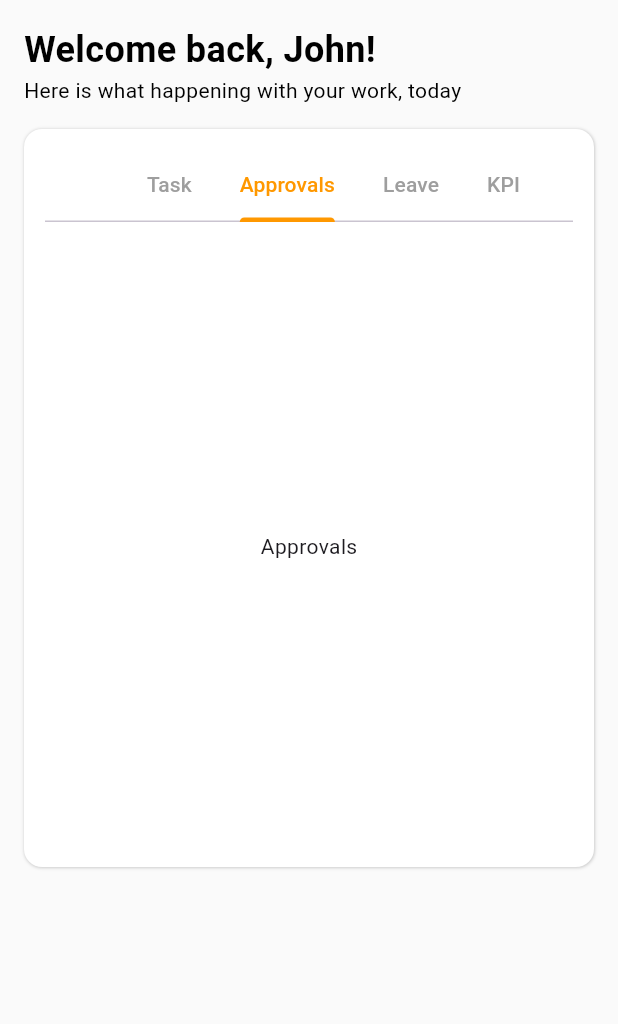
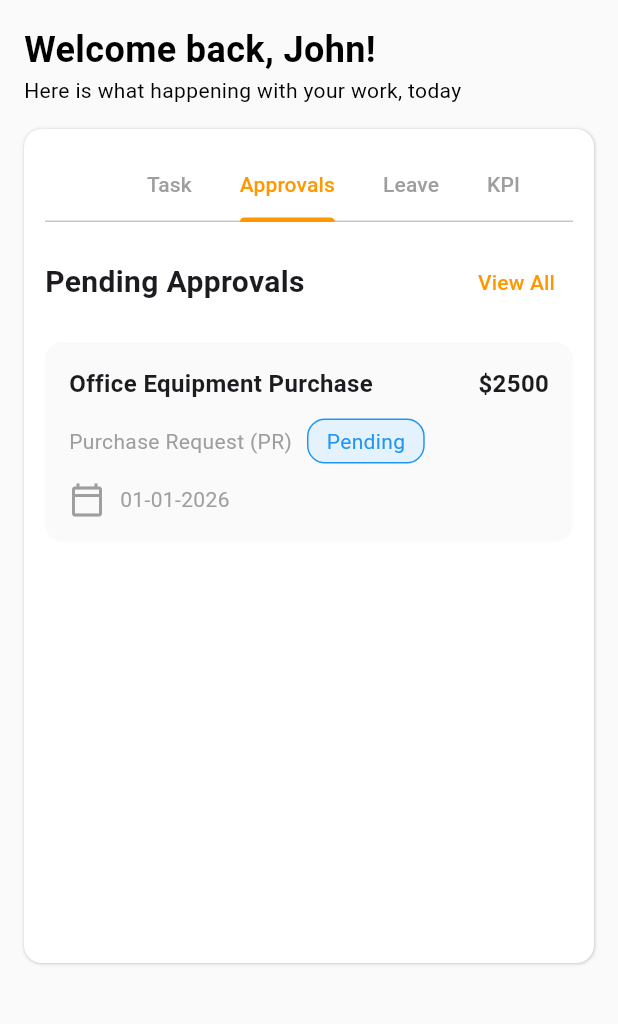
Before and after one commit to nithnoem/Flutter_Learning, a Flutter app: the HomeScreen screen opened by its route, tab 2 chosen, on a phone screen of 412 x 824 dp, the part 84-1108 px from its top. Run offline on Flutter 3.47's test engine with Material 3 defaults, Android fonts, the phone set to English and light mode, and no system bars; our stand-ins replace get.

Commit message:
Front-End: build approvals request card interface

```diff
--- a/udoo_erp/lib/screens/home_screen.dart
+++ b/udoo_erp/lib/screens/home_screen.dart
@@ -1,4 +1,5 @@
 import 'package:flutter/material.dart';
+import 'package:udoo_erp/widgets/approval_card.dart';
 import 'package:udoo_erp/widgets/task_card_widget.dart';
 
 class HomeScreen extends StatefulWidget {
@@ -8,8 +9,22 @@ class HomeScreen extends StatefulWidget {
   State<HomeScreen> createState() => _HomeScreenState();
 }
 
-class _HomeScreenState extends State<HomeScreen> {
-  // String fullName = "guest";
+class _HomeScreenState extends State<HomeScreen>
+    with SingleTickerProviderStateMixin {
+  late TabController _tabController;
+
+  @override
+  void initState() {
+    super.initState();
+    _tabController = TabController(length: 4, vsync: this);
+  }
+
+  @override
+  void dispose() {
+    _tabController.dispose();
+    super.dispose();
+  }
+
   @override
   Widget build(BuildContext context) {
     print("Full Name: Nit");
@@ -91,9 +106,6 @@ class _HomeScreenState extends State<HomeScreen> {
   }
 
   Widget get _your_work {
-    final tabs = ['Tasks', 'Approvals', 'Leave', 'KPI'];
-    final selectedIndex = 0;
-
     return Container(
       margin: EdgeInsets.only(left: 16, right: 16),
       padding: EdgeInsets.all(14),
@@ -110,38 +122,13 @@ class _HomeScreenState extends State<HomeScreen> {
         ],
       ),
       child: Column(
+        crossAxisAlignment: CrossAxisAlignment.start,
         children: [
-          DefaultTabController(
-            length: 4,
-            child: Column(
-              crossAxisAlignment: CrossAxisAlignment.start,
-              children: [_menuTabs, SizedBox(height: 16), _menuContent],
-            ),
-          ),
-
-          // Row(
-          //   children: List.generate(tabs.length, (index) {
-          //     final selected = index == selectedIndex;
-          //     return Expanded(
-          //       child: Container(
-          //         padding: EdgeInsets.symmetric(vertical: 10),
-          //         decoration: BoxDecoration(
-          //           color: selected ? Colors.white : Colors.transparent,
-          //           borderRadius: BorderRadius.circular(8),
-          //         ),
-          //         alignment: Alignment.center,
-          //         child: Text(
-          //           tabs[index],
-          //           style: TextStyle(
-          //             fontWeight: FontWeight.w600,
-          //             color: selected ? Colors.orange : Colors.grey,
-          //           ),
-          //         ),
-          //       ),
-          //     );
-          //   }),
-          // ),
-          // SizedBox(height: 16),
+          _menuTabs,
+          SizedBox(height: 16),
+          _tabHeader,
+          SizedBox(height: 16),
+          _menuContent,
         ],
       ),
     );
@@ -149,6 +136,7 @@ class _HomeScreenState extends State<HomeScreen> {
 
   Widget get _menuTabs {
     return TabBar(
+      controller: _tabController,
       isScrollable: true,
       labelColor: Colors.orange,
       unselectedLabelColor: Colors.grey,
@@ -165,23 +153,118 @@ class _HomeScreenState extends State<HomeScreen> {
     );
   }
 
+  Widget get _tabHeader {
+    return AnimatedBuilder(
+      animation: _tabController,
+      builder: (context, _) {
+        switch (_tabController.index) {
+          case 0:
+            return Row(
+              children: [
+                Text(
+                  'Your Task',
+                  style: TextStyle(fontWeight: FontWeight.bold, fontSize: 20),
+                ),
+                Spacer(),
+                Icon(
+                  Icons.calendar_today_outlined,
+                  size: 18,
+                  color: Colors.grey,
+                ),
+              ],
+            );
+          case 1:
+            return Row(
+              children: [
+                Text(
+                  'Pending Approvals',
+                  style: TextStyle(fontSize: 20, fontWeight: FontWeight.bold),
+                ),
+                Spacer(),
+                TextButton(
+                  onPressed: () {},
+                  child: Text(
+                    'View All',
+                    style: TextStyle(color: Colors.orange),
+                  ),
+                ),
+              ],
+            );
+          case 2:
+            return Row(
+              children: [
+                Text(
+                  'Pending Leaves',
+                  style: TextStyle(fontSize: 20, fontWeight: FontWeight.bold),
+                ),
+                Spacer(),
+                TextButton(onPressed: () {}, child: Text('View All')),
+              ],
+            );
+          case 3:
+            return Row(
+              children: [
+                Text(
+                  'KPI Overview',
+                  style: TextStyle(fontSize: 20, fontWeight: FontWeight.bold),
+                ),
+                Spacer(),
+                TextButton(onPressed: () {}, child: Text('View ALl')),
+              ],
+            );
+          default:
+            return SizedBox.shrink();
+        }
+      },
+    );
+  }
+
   Widget get _menuContent {
     return SizedBox(
       height: 400,
       child: TabBarView(
+        controller: _tabController,
         children: [
-          // _taskView
-          TaskCard(
-            title: 'KEY-06Title',
-            progress: 10,
-            start: '29-08-2025',
-            due: '10-09-2025',
-          ),
-          Center(child: Text('Approvals')),
+          _taskView,
+          _pendingApproval,
           Center(child: Text('Leave')),
           Center(child: Text('KPI')),
         ],
       ),
     );
   }
+
+  Widget get _taskView {
+    return ListView(
+      children: [
+        TaskCard(
+          progress: 10,
+          title: 'Test',
+          start: '2/10/2026',
+          due: '2/31/2026',
+        ),
+        SizedBox(height: 10),
+        TaskCard(
+          progress: 30,
+          title: 'Test Two',
+          start: '2/10/2026',
+          due: '2/31/2026',
+        ),
+      ],
+    );
+  }
+
+  Widget get _pendingApproval {
+    return ListView(
+      children: [
+        ApprovalCard(
+          title: 'Office Equipment Purchase',
+          type: 'Purchase Request (PR)',
+          amount: 2500,
+          date: '01-01-2026',
+          status: 'Pending',
+        ),
+      ],
+    );
+  }
 }
--- /dev/null
+++ b/udoo_erp/lib/widgets/approval_card.dart
@@ -0,0 +1,71 @@
+import 'package:flutter/material.dart';
+
+class ApprovalCard extends StatelessWidget {
+  final String title;
+  final String type;
+  final int amount;
+  final String date;
+  final String status;
+
+  const ApprovalCard({
+    super.key,
+    required this.title,
+    required this.type,
+    required this.amount,
+    required this.date,
+    required this.status,
+  });
+
+  @override
+  Widget build(BuildContext context) {
+    return Container(
+      padding: EdgeInsets.all(16),
+      decoration: BoxDecoration(
+        color: Colors.grey.shade50,
+        borderRadius: BorderRadius.circular(12),
+      ),
+      child: Column(
+        crossAxisAlignment: CrossAxisAlignment.start,
+        children: [
+          Row(
+            children: [
+              Text(
+                title,
+                style: TextStyle(fontSize: 16, fontWeight: FontWeight.bold),
+              ),
+              Spacer(),
+              Text(
+                '\$$amount',
+                style: TextStyle(fontSize: 16, fontWeight: FontWeight.bold),
+              ),
+            ],
+          ),
+          SizedBox(height: 12),
+          Row(
+            children: [
+              Text(type, style: TextStyle(color: Colors.grey)),
+              SizedBox(width: 10),
+              Container(
+                padding: EdgeInsets.symmetric(horizontal: 12, vertical: 4),
+                decoration: BoxDecoration(
+                  color: Colors.blue.shade50,
+                  borderRadius: BorderRadius.circular(12),
+                  border: Border.all(color: Colors.blue),
+                ),
+                child: Text(status, style: TextStyle(color: Colors.blue)),
+              ),
+            ],
+          ),
+          SizedBox(height: 12),
+          Row(
+            children: [
+              Icon(Icons.calendar_today_outlined, color: Colors.grey),
+              SizedBox(width: 10),
+              Text(date, style: TextStyle(color: Colors.grey)),
+            ],
+          ),
+        ],
+      ),
+    );
+  }
+}
```
Also changed, not shown: udoo_erp/lib/widgets/leaves_card.dart (added).
